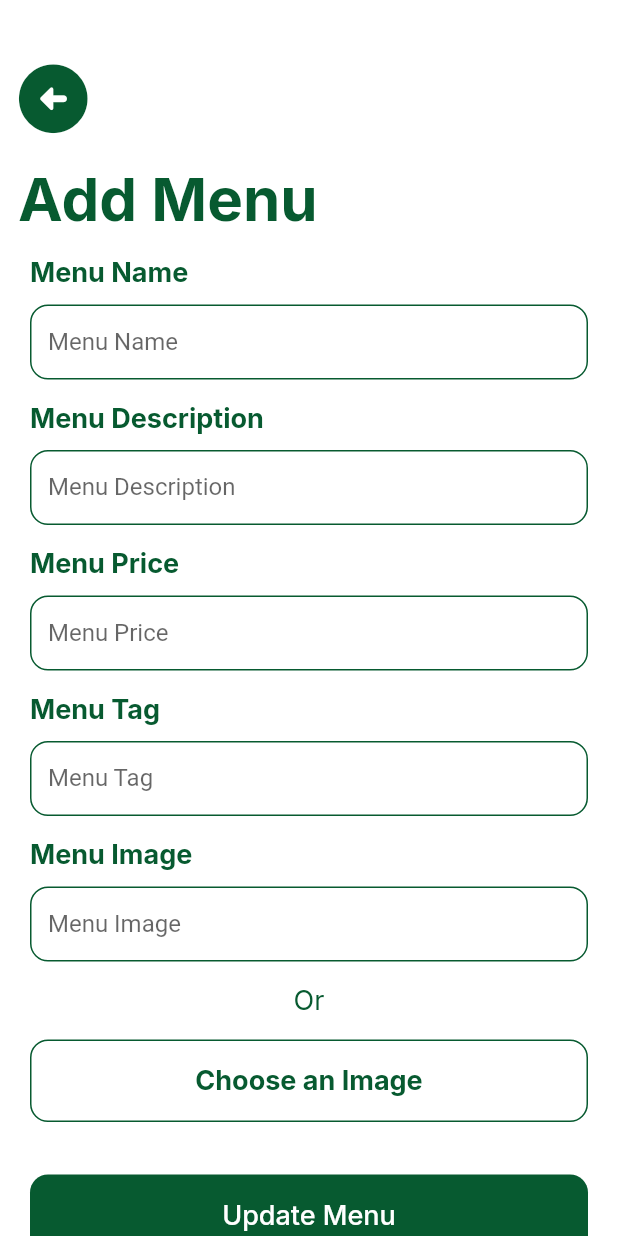
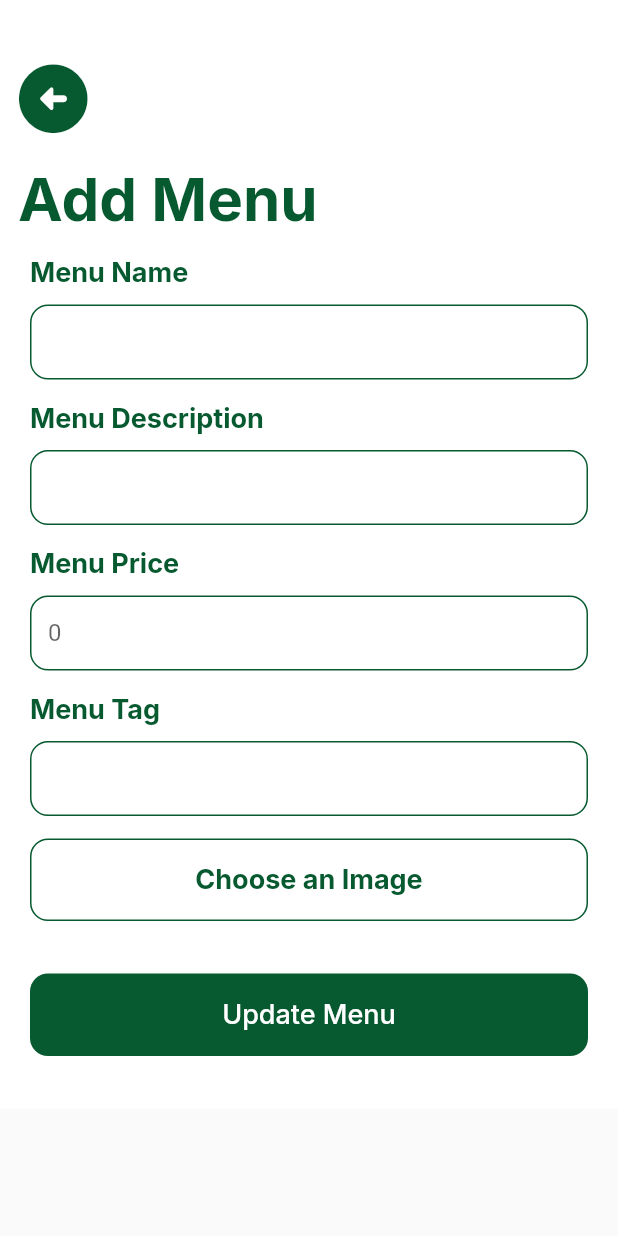
Before and after one commit to renaldhif/Loh-Coffee-and-Eatery-Mobile-Application, a Flutter app: the CustomCardMenuItemAdmin widget shown alone on an empty page, opened directly with empty values, after a tap on "Update", on a phone screen of 412 x 824 dp. Run offline on Flutter 3.47's test engine with Material 2 defaults, Android fonts, the phone set to English and light mode, and no system bars; our stand-ins replace bloc, cloud_firestore, equatable, firebase_auth, firebase_core, firebase_storage and 3 more; accounts and stored records are empty; network calls fail.

Commit message:
fix update menu

```diff
--- a/lib/cubit/menu_cubit.dart
+++ b/lib/cubit/menu_cubit.dart
@@ -75,10 +75,13 @@ class MenuCubit extends Cubit<MenuState> {
     }
   }
 
-  void updateMenu(MenuModel menu) async{
+
+
+  void updateMenu(MenuModel? menu, String title, String description,
+  int price, String tag, String image) async{
     try{
       emit(MenuLoading());
-      await MenuService().updateMenu(menu);
+      await MenuService().updateMenu(menu!, title, description, price, tag, image);
       emit(MenuSuccess([menu]));
     } catch (e) {
       emit(MenuFailed(e.toString()));
--- a/lib/services/menu_service.dart
+++ b/lib/services/menu_service.dart
@@ -82,21 +82,24 @@ class MenuService {
   }
 
   // update menu from edit menu page
-  Future<void> updateMenu(MenuModel menu) async {
+  Future<void> updateMenu(MenuModel menu, String title, String description,
+  int price, String tag, String image) async {
     try {
       await _menuCollection.doc(menu.id).update({
-        'title': menu.title,
-        'price': menu.price,
-        'description': menu.description,
-        'image': menu.image,
-        'tag': menu.tag,
-        'totalLoved': menu.totalLoved,
-        'totalOrdered': menu.totalOrdered,
+        'title': title,
+        'price': price,
+        'description': description,
+        'image': image,
+        'tag': tag,
+        'totalLoved': 1,
+        'totalOrdered': 0,
       });
     } catch (e) {
       throw e;
     }
   }
+
+
 
 
   // delete menu from edit menu page
@@ -117,4 +120,6 @@ class MenuService {
 
 //     return downloadUrl;
 //   }
+//get menu id by menumodel
+
 }
--- a/lib/ui/pages/add_menu_admin.dart
+++ b/lib/ui/pages/add_menu_admin.dart
@@ -148,7 +148,7 @@ class _AddMenuPageAdminState extends State<AddMenuPageAdmin> {
                 child: BlocConsumer<MenuCubit, MenuState>(
                   listener: (context, state) {
                     if(state is MenuSuccess){
-                      Navigator.pushNamedAndRemoveUntil(context, '/home-admin', (route) => false);
+                      Navigator.pushReplacementNamed(context, '/home-admin');
                     }
                     else if(state is MenuFailed){
                       ScaffoldMessenger.of(context).showSnackBar(
--- a/lib/ui/pages/update_menu_admin.dart
+++ b/lib/ui/pages/update_menu_admin.dart
@@ -1,5 +1,6 @@
 import 'package:cloud_firestore/cloud_firestore.dart';
 import 'package:firebase_auth/firebase_auth.dart';
+import 'package:firebase_storage/firebase_storage.dart';
 import 'package:flutter/material.dart';
 import 'package:flutter/services.dart';
 import 'package:flutter_bloc/flutter_bloc.dart';
@@ -14,7 +15,9 @@ import 'package:image_picker/image_picker.dart';
 import 'dart:io';
 
 class UpdateMenuPageAdmin extends StatefulWidget {
-  const UpdateMenuPageAdmin({super.key});
+  // final MenuModel inMenu;
+  MenuModel? inMenu;
+  UpdateMenuPageAdmin({super.key, this.inMenu});
 
   @override
   State<UpdateMenuPageAdmin> createState() => _AddMenuPageAdminState();
@@ -44,6 +47,21 @@ class _AddMenuPageAdminState extends State<UpdateMenuPageAdmin> {
     } on PlatformException catch (e) {
       print('Failed to pick image: $e');
     }
+
+    Reference refStorage = FirebaseStorage.instance.ref().child('images/menus/${image!.path}');
+    UploadTask uploadTask = refStorage.putFile(image!);
+    TaskSnapshot taskSnapshot = await uploadTask.whenComplete(() => null);
+    String urlImg = await taskSnapshot.ref.getDownloadURL();
+    setState(() {
+      _imageController.text = urlImg;
+      ScaffoldMessenger.of(context).showSnackBar(
+        const SnackBar(
+          content: Text('Image Uploaded'),
+          backgroundColor: primaryColor,
+        ),
+      );
+    });
+
   }
 
   @override
@@ -87,45 +105,30 @@ class _AddMenuPageAdminState extends State<UpdateMenuPageAdmin> {
               ),
 
               // Add Menu Content
-
               //* Menu Name
               CustomTextFormField(
                   title: 'Menu Name',
-                  label: 'Menu Name',
+                  label: widget.inMenu!.title.toString(),
                   hintText: 'input menu name',
                   controller: _menuNameController),
               //* Description
               CustomTextFormField(
                   title: 'Menu Description',
-                  label: 'Menu Description',
+                  label: widget.inMenu!.description.toString(),
                   hintText: 'input menu description',
                   controller: _descriptionController),
               //* Price
               CustomTextFormField(
                   title: 'Menu Price',
-                  label: 'Menu Price',
+                  label: widget.inMenu!.price.toString(),
                   hintText: 'input menu price',
                   controller: _priceController),
               //* Tag
               CustomTextFormField(
                   title: 'Menu Tag',
-                  label: 'Menu Tag',
+                  label: widget.inMenu!.tag.toString(),
                   hintText: 'input menu tag',
                   controller: _tagController),
-              //* Image
-              CustomTextFormField(
-                  title: 'Menu Image',
-                  label: 'Menu Image',
-                  hintText: 'input menu image',
-                  controller: _imageController),
-
-              const SizedBox(
-                height: 15,
-              ),
-              Text(
-                'Or',
-                style: greenTextStyle.copyWith(fontSize: 18),
-              ),
               const SizedBox(
                 height: 15,
               ),
@@ -133,15 +136,81 @@ class _AddMenuPageAdminState extends State<UpdateMenuPageAdmin> {
                 title: 'Choose an Image',
                 onPressed: () {
                   getImage();
+                  _imageController;
                 },
               ),
 
               Padding(
-                padding: const EdgeInsets.symmetric(horizontal: 20, vertical: 35),
-                child: CustomButton(
-                  title: 'Update Menu',
-                  onPressed: () {
-                    //! Implement Update Menu Function
+                padding:
+                const EdgeInsets.symmetric(horizontal: 20, vertical: 35),
+                child: BlocConsumer<MenuCubit, MenuState>(
+                  listener: (context, state) {
+                    // TODO: implement listener
+                    if(state is MenuSuccess){
+                      // Navigator.pushNamedAndRemoveUntil(context, '/home-admin', (route) => false);
+                      Navigator.popAndPushNamed(context, '/home-admin');
+                      // Navigator.pop(context);
+                      // ScaffoldMessenger.of(context).showSnackBar(
+                      //     const SnackBar(
+                      //       content: Text('Menu Successfully Updated!'),
+                      //       backgroundColor: primaryColor,
+                      //     ),
+                      //   );
+                    }
+                    else if(state is MenuFailed){
+                      ScaffoldMessenger.of(context).showSnackBar(
+                        SnackBar(
+                          backgroundColor: Colors.red,
+                          content: Text(state.error),
+                        ),
+                      );
+                    }
+                  },
+                  builder: (context, state) {
+                    if (state is MenuLoading) {
+                      return const Center(
+                        child: CircularProgressIndicator(
+                          color: primaryColor,
+                        ),
+                      );
+                    }
+                    return CustomButton(
+                      title: 'Update Menu',
+                      onPressed: () {
+                        if(_menuNameController.text.isEmpty){
+                          _menuNameController.text = widget.inMenu!.title.toString();
+                        }
+                        if(_descriptionController.text.isEmpty){
+                          _descriptionController.text = widget.inMenu!.description.toString();
+                        }
+                        if(_priceController.text.isEmpty){
+                          _priceController.text = widget.inMenu!.price.toString();
+                        }
+                        if(_tagController.text.isEmpty){
+                          _tagController.text = widget.inMenu!.tag.toString();
+                        }
+                        if(_imageController.text.isEmpty){
+                          _imageController.text = widget.inMenu!.image.toString();
+                        }
+                        context.read<MenuCubit>().updateMenu(
+                              widget.inMenu,
+                              _menuNameController.text,
+                              _descriptionController.text,
+                              int.parse(_priceController.text),
+                              _tagController.text,
+                              _imageController.text,
+                            );
+                        // Navigator.pushReplacementNamed(context, '/home-admin');
+                        ScaffoldMessenger.of(context).showSnackBar(
+                          const SnackBar(
+                            content: Text('Menu Successfully Updated!'),
+                            backgroundColor: primaryColor,
+                          ),
+                        );
+
+                        //! Implement Update Menu Function
+                      },
+                    );
                   },
                 ),
               ),
--- a/lib/ui/widgets/custom_card_menu_item_admin.dart
+++ b/lib/ui/widgets/custom_card_menu_item_admin.dart
@@ -22,6 +22,10 @@ class CustomCardMenuItemAdmin extends StatelessWidget {
     // required this.qtyOrdered,
     // required this.onPressed,
   });
+
+  // void loadData(){
+  //   var id = menu.id;
+  // }
 
   @override
   Widget build(BuildContext context) {
@@ -136,7 +140,10 @@ class CustomCardMenuItemAdmin extends StatelessWidget {
                           title: 'Update',
                           fontSize: 14,
                           onPressed: () {
-                            Navigator.pushNamed(context, '/updatemenu');
+                            // loadData();
+                            // Navigator.pushNamed(context, '/updatemenu');
+                            Navigator.push(context, MaterialPageRoute(
+                              builder: (context) => UpdateMenuPageAdmin(inMenu: menu)));
                           },
                         ),
                       ),
```
Also changed, not shown: lib/main.dart (+14 -1 lines), lib/services/user_service.dart (+20 -2 lines).
